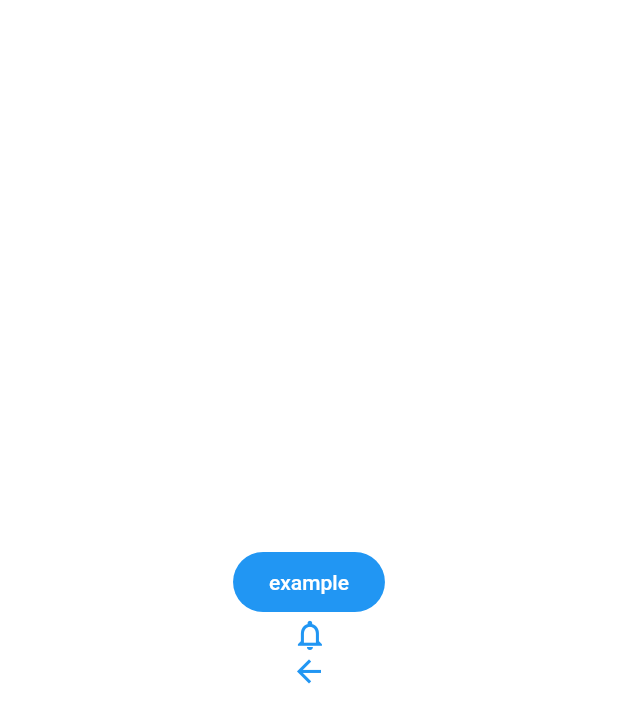
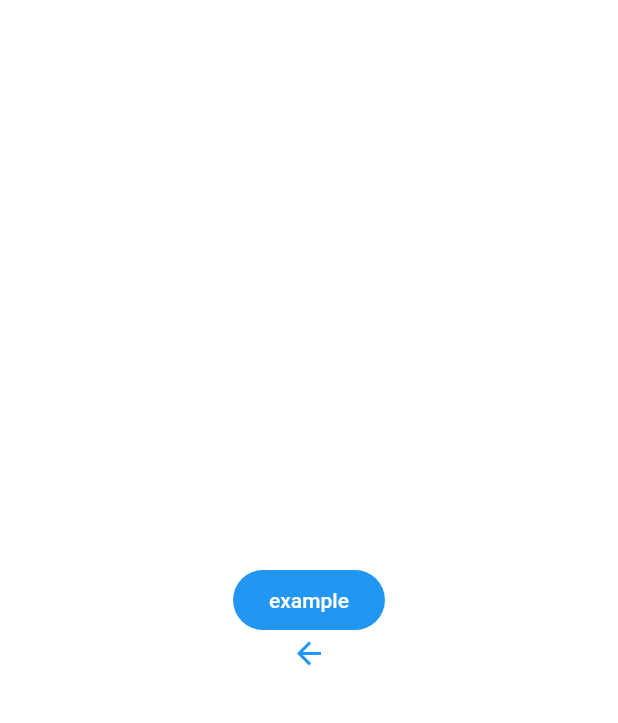
Before and after one commit to mihaililiev-creo/creo-project-structure, a Flutter app: the screen it shows after launch, on a phone screen of 412 x 824 dp. Shown: the top 723 px of the screen. Run offline on Flutter 3.47's test engine with Material 2 defaults, Android fonts, the light colour scheme and no system bars; our stand-ins replace auto_route, dart_mappable, dio, equatable, flutter_bloc, get_it and 2 more; generated files the repository leaves out were written again; Roboto replaces fonts that are missing (WorkSans).

Commit message:
delete kmp_icons_icons.dart

```diff
--- a/lib/core/theme/design_system/kmp_icons_icons.dart
+++ /dev/null
@@ -1,40 +0,0 @@
-/// Flutter icons KmpIcons
-/// Copyright (C) 2023 by original authors @ fluttericon.com, fontello.com
-/// This font was generated by FlutterIcon.com, which is derived from Fontello.
-///
-/// To use this font, place it in your fonts/ directory and include the
-/// following in your pubspec.yaml
-///
-/// flutter:
-///   fonts:
-///    - family:  KmpIcons
-///      fonts:
-///       - asset: fonts/KmpIcons.ttf
-///
-///
-///
-import 'package:flutter/widgets.dart';
-
-class KmpIcons {
-  KmpIcons._();
-
-  static const _kFontFam = 'KmpIcons';
-  static const String? _kFontPkg = null;
-
-  static const IconData backarrow = IconData(0xe800, fontFamily: _kFontFam, fontPackage: _kFontPkg);
-  static const IconData call = IconData(0xe801, fontFamily: _kFontFam, fontPackage: _kFontPkg);
-  static const IconData bell = IconData(0xe802, fontFamily: _kFontFam, fontPackage: _kFontPkg);
-  static const IconData close = IconData(0xe803, fontFamily: _kFontFam, fontPackage: _kFontPkg);
-  static const IconData closepreview = IconData(0xe804, fontFamily: _kFontFam, fontPackage: _kFontPkg);
-  static const IconData edit = IconData(0xe805, fontFamily: _kFontFam, fontPackage: _kFontPkg);
-  static const IconData home = IconData(0xe806, fontFamily: _kFontFam, fontPackage: _kFontPkg);
-  static const IconData navigationcircle = IconData(0xe807, fontFamily: _kFontFam, fontPackage: _kFontPkg);
-  static const IconData magnifyglass = IconData(0xe808, fontFamily: _kFontFam, fontPackage: _kFontPkg);
-  static const IconData place = IconData(0xe809, fontFamily: _kFontFam, fontPackage: _kFontPkg);
-  static const IconData success = IconData(0xe80a, fontFamily: _kFontFam, fontPackage: _kFontPkg);
-  static const IconData tools = IconData(0xe80b, fontFamily: _kFontFam, fontPackage: _kFontPkg);
-  static const IconData searchtextmagnifyclass = IconData(0xe80c, fontFamily: _kFontFam, fontPackage: _kFontPkg);
-  static const IconData person = IconData(0xe80d, fontFamily: _kFontFam, fontPackage: _kFontPkg);
-  static const IconData visibility = IconData(0xe80e, fontFamily: _kFontFam, fontPackage: _kFontPkg);
-  static const IconData screwdriverwrench = IconData(0xe80f, fontFamily: _kFontFam, fontPackage: _kFontPkg);
-}
--- a/lib/feature/example/presentation/example_page.dart
+++ b/lib/feature/example/presentation/example_page.dart
@@ -6,7 +6,6 @@ import 'package:creo_project_structure/i18n/strings.g.dart';
 import 'package:flutter/material.dart';
 import 'package:flutter_bloc/flutter_bloc.dart';
 
-import '../../../core/theme/design_system/kmp_icons_icons.dart';
 
 @RoutePage()
 class ExamplePage extends StatelessWidget implements AutoRouteWrapper {
@@ -56,7 +55,6 @@ class ExamplePage extends StatelessWidget implements AutoRouteWrapper {
             );
           },
         ),
-        const Icon(KmpIcons.bell),
         Icon(context.designSystem.icons.backArrow),
       ],
     );
--- a/lib/main.dart
+++ b/lib/main.dart
@@ -4,7 +4,6 @@ import 'package:flutter/material.dart';
 import 'package:creo_project_structure/i18n/strings.g.dart';
 
 import 'core/theme/design_system.dart';
-import 'core/theme/design_system/kmp_icons_icons.dart';
 import 'core/theme/testapp_theme.dart';
 
 void main() {
@@ -45,7 +44,7 @@ class ErrorHandlerWidget extends StatefulWidget {
   const ErrorHandlerWidget({super.key, required this.child});
 
   @override
-  _ErrorHandlerWidgetState createState() => _ErrorHandlerWidgetState();
+  State<ErrorHandlerWidget> createState() => _ErrorHandlerWidgetState();
 }
 
 class _ErrorHandlerWidgetState extends State<ErrorHandlerWidget> {
```
